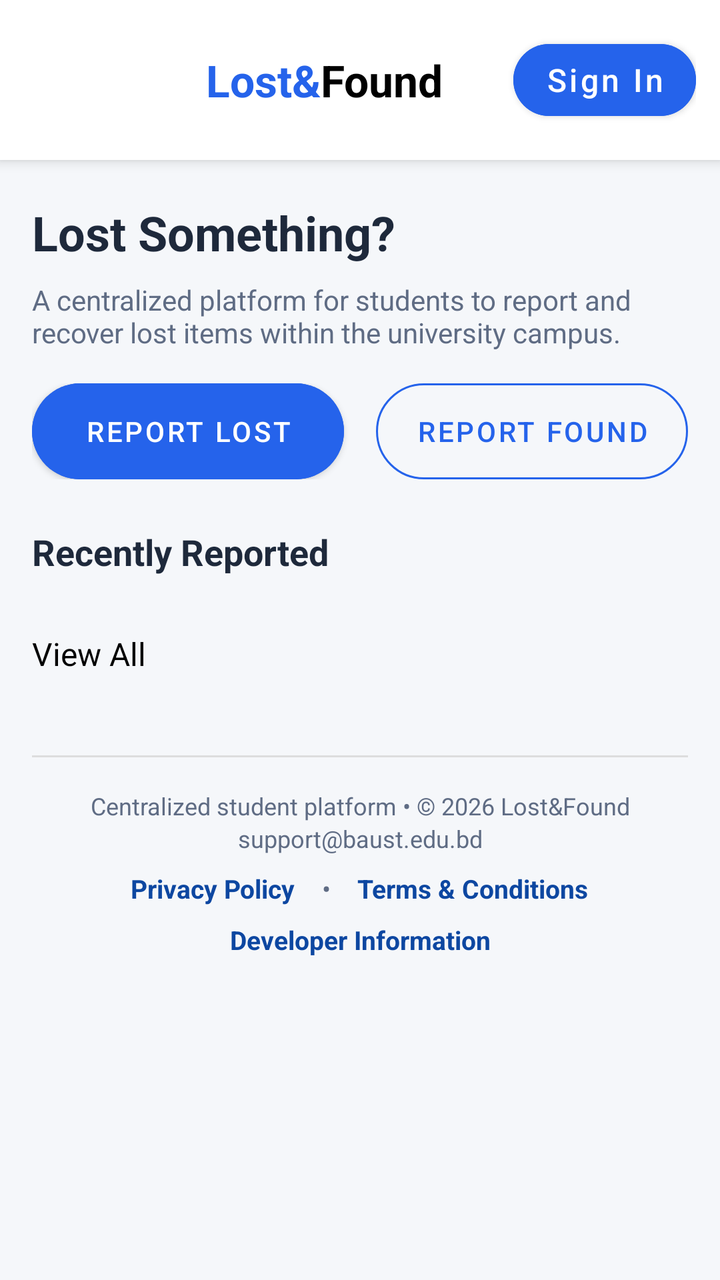
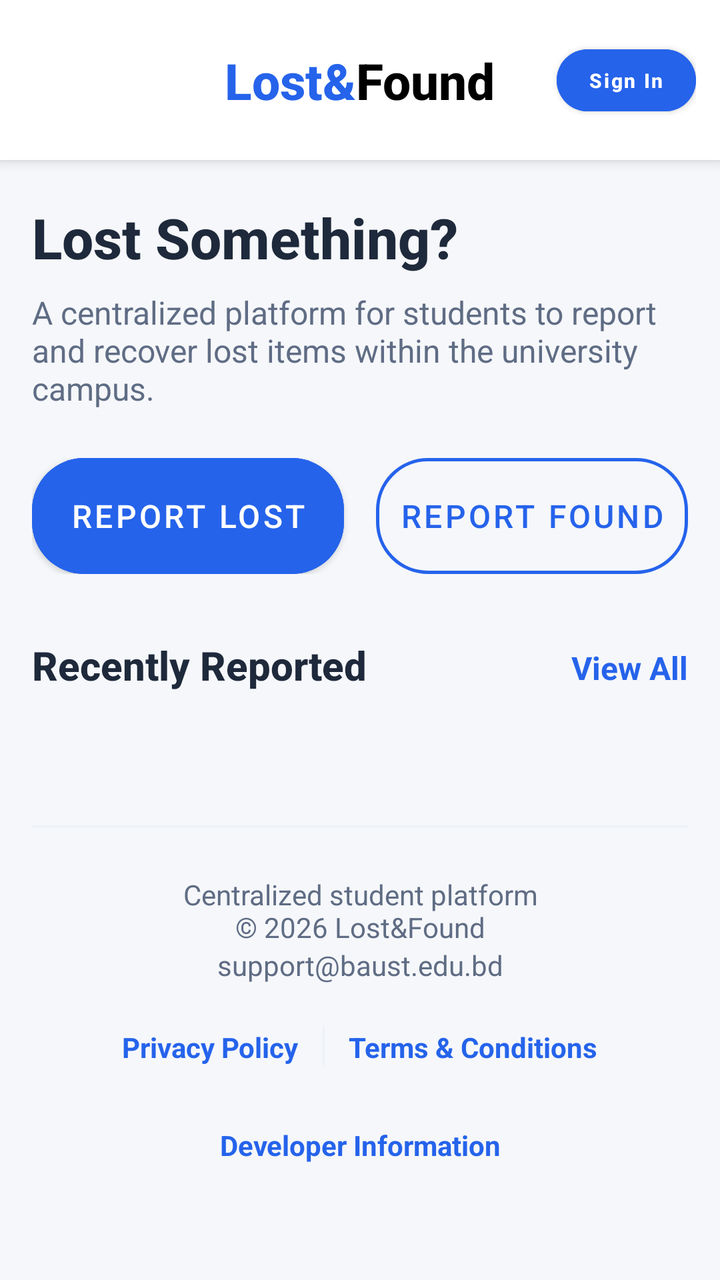

The first picture is an Android layout as it rendered before a commit; the second is the same layout after the commit. The layout source and the unified diff follow.
<!-- AndroidManifest.xml: application theme AppTheme -->
<!-- res/layout/activity_dashboard.xml -->
<?xml version="1.0" encoding="utf-8"?>
<androidx.core.widget.NestedScrollView xmlns:android="http://schemas.android.com/apk/res/android"
    xmlns:app="http://schemas.android.com/apk/res-auto"
    android:layout_width="match_parent"
    android:layout_height="match_parent"
    android:fillViewport="true"
    android:background="@color/light_gray_background"
    android:padding="0dp">

    <LinearLayout
        android:layout_width="match_parent"
        android:layout_height="wrap_content"
        android:orientation="vertical">

        <androidx.cardview.widget.CardView
            android:layout_width="match_parent"
            android:layout_height="wrap_content"
            android:layout_marginBottom="20dp"
            app:cardCornerRadius="0dp"
            app:cardElevation="4dp"
            app:cardBackgroundColor="@android:color/white">

            <androidx.constraintlayout.widget.ConstraintLayout
                android:layout_width="match_parent"
                android:layout_height="wrap_content"
                android:padding="12dp">

                <ImageView
                    android:id="@+id/ivLogo"
                    android:layout_width="56dp"
                    android:layout_height="56dp"
                    android:src="@drawable/logo"
                    android:contentDescription="@string/item_image_description"
                    app:layout_constraintStart_toStartOf="parent"
                    app:layout_constraintTop_toTopOf="parent"
                    app:layout_constraintBottom_toBottomOf="parent" />

                <LinearLayout
                    android:id="@+id/llTitle"
                    android:layout_width="wrap_content"
                    android:layout_height="wrap_content"
                    android:orientation="horizontal"
                    app:layout_constraintStart_toEndOf="@id/ivLogo"
                    app:layout_constraintEnd_toStartOf="@id/btnSignIn"
                    app:layout_constraintTop_toTopOf="parent"
                    app:layout_constraintBottom_toBottomOf="parent">

                    <TextView
                        android:id="@+id/tvLostPart"
                        android:layout_width="wrap_content"
                        android:layout_height="wrap_content"
                        android:text="@string/lost_part"
                        android:textSize="22sp"
                        android:textStyle="bold"
                        android:textColor="@color/vibrantBlue" />

                    <TextView
                        android:id="@+id/tvFoundPart"
                        android:layout_width="wrap_content"
                        android:layout_height="wrap_content"
                        android:text="@string/found_part"
                        android:textSize="22sp"
                        android:textStyle="bold"
                        android:textColor="@android:color/black" />
                </LinearLayout>

                <com.google.android.material.button.MaterialButton
                    android:id="@+id/btnSignIn"
                    android:layout_width="wrap_content"
                    android:layout_height="48dp"
                    android:text="@string/sign_in"
                    android:textAllCaps="false"
                    android:textColor="@android:color/white"
                    android:textSize="16sp"
                    android:minWidth="0dp"
                    app:cornerRadius="24dp"
                    android:backgroundTint="@color/vibrantBlue"
                    app:layout_constraintEnd_toEndOf="parent"
                    app:layout_constraintTop_toTopOf="parent"
                    app:layout_constraintBottom_toBottomOf="parent" />

            </androidx.constraintlayout.widget.ConstraintLayout>
        </androidx.cardview.widget.CardView>

        <LinearLayout
            android:layout_width="match_parent"
            android:layout_height="wrap_content"
            android:orientation="vertical"
            android:paddingHorizontal="16dp">

            <TextView
                android:layout_width="wrap_content"
                android:layout_height="wrap_content"
                android:text="@string/lost_something_heading"
                android:textSize="24sp"
                android:textStyle="bold"
                android:textColor="@color/text_primary"
                android:layout_marginBottom="8dp" />

            <TextView
                android:layout_width="wrap_content"
                android:layout_height="wrap_content"
                android:text="@string/description"
                android:textSize="14sp"
                android:textColor="@color/text_secondary"
                android:layout_marginBottom="16dp" />

            <LinearLayout
                android:layout_width="match_parent"
                android:layout_height="wrap_content"
                android:orientation="horizontal"
                android:layout_marginBottom="24dp"
                android:weightSum="2">

                <com.google.android.material.button.MaterialButton
                    android:id="@+id/btnReportLost"
                    android:layout_width="0dp"
                    android:layout_height="48dp"
                    android:layout_weight="1"
                    android:layout_marginEnd="8dp"
                    android:text="@string/report_lost"
                    android:textColor="@android:color/white"
                    app:cornerRadius="24dp"
                    android:backgroundTint="@color/vibrantBlue"
                    android:padding="0dp"
                    android:insetTop="0dp"
                    android:insetBottom="0dp" />

                <com.google.android.material.button.MaterialButton
                    android:id="@+id/btnReportFound"
                    style="@style/Widget.MaterialComponents.Button.OutlinedButton"
                    android:layout_width="0dp"
                    android:layout_height="48dp"
                    android:layout_weight="1"
                    android:layout_marginStart="8dp"
                    android:text="@string/report_found"
                    android:textColor="@color/vibrantBlue"
                    app:cornerRadius="24dp"
                    app:strokeColor="@color/vibrantBlue"
                    app:strokeWidth="1dp"
                    android:padding="0dp"
                    android:insetTop="0dp"
                    android:insetBottom="0dp" />
            </LinearLayout>

            <TextView
                android:layout_width="wrap_content"
                android:layout_height="wrap_content"
                android:text="@string/recent_title"
                android:textSize="18sp"
                android:textStyle="bold"
                android:textColor="@color/text_primary"
                android:layout_marginBottom="12dp" />

            <androidx.recyclerview.widget.RecyclerView
                android:id="@+id/recyclerViewRecent"
                android:layout_width="match_parent"
                android:layout_height="wrap_content"
                android:nestedScrollingEnabled="false"
                app:layoutManager="androidx.recyclerview.widget.LinearLayoutManager"
                android:layout_marginBottom="16dp" />

            <TextView
                android:id="@+id/tvBrowseAll"
                android:layout_width="wrap_content"
                android:layout_height="wrap_content"
                android:text="@string/browse_all"
                android:textColor="@android:color/black"
                android:textSize="16sp"
                android:layout_marginBottom="24dp" />

            <View
                android:layout_width="match_parent"
                android:layout_height="1dp"
                android:background="#DDDDDD"
                android:layout_marginTop="16dp"
                android:layout_marginBottom="16dp" />

            <TextView
                android:layout_width="match_parent"
                android:layout_height="wrap_content"
                android:text="@string/footer_row1"
                android:textSize="12sp"
                android:textColor="@color/text_secondary"
                android:gravity="center"
                android:textAlignment="center" />

            <TextView
                android:layout_width="match_parent"
                android:layout_height="wrap_content"
                android:text="@string/footer_row2"
                android:textSize="12sp"
                android:textColor="@color/text_secondary"
                android:gravity="center"
                android:textAlignment="center" />

            <Space
                android:layout_width="match_parent"
                android:layout_height="8dp" />

            <LinearLayout
                android:layout_width="match_parent"
                android:layout_height="wrap_content"
                android:orientation="horizontal"
                android:gravity="center">

                <TextView
                    android:layout_width="wrap_content"
                    android:layout_height="wrap_content"
                    android:text="@string/privacy_policy"
                    android:textSize="13sp"
                    android:textStyle="bold"
                    android:textColor="#0D47A1" />

                <TextView
                    android:layout_width="wrap_content"
                    android:layout_height="wrap_content"
                    android:text="    •    "
                    android:textSize="13sp"
                    android:textColor="@color/text_secondary" />

                <TextView
                    android:layout_width="wrap_content"
                    android:layout_height="wrap_content"
                    android:text="@string/terms_conditions"
                    android:textSize="13sp"
                    android:textStyle="bold"
                    android:textColor="#0D47A1" />

            </LinearLayout>

            <Space
                android:layout_width="match_parent"
                android:layout_height="8dp" />

            <TextView
                android:layout_width="match_parent"
                android:layout_height="wrap_content"
                android:text="@string/developer_info"
                android:textSize="13sp"
                android:textStyle="bold"
                android:textColor="#0D47A1"
                android:gravity="center"
                android:textAlignment="center"
                android:layout_marginBottom="24dp" />

        </LinearLayout>
    </LinearLayout>
</androidx.core.widget.NestedScrollView>
<!-- resources referenced by this layout -->
<resources>
  <color name="light_gray_background">#F5F7FA</color>
  <color name="text_primary">#1E293B</color>
  <color name="text_secondary">#5F6C84</color>
  <color name="vibrantBlue">#2563EB</color>
  <!-- drawable logo: png bitmap (drawable, 481339 bytes) -->
  <string name="browse_all">View All</string>
  <string name="description">A centralized platform for students to report and recover lost items within the university campus.</string>
  <string name="developer_info">Developer Information</string>
  <string name="footer_row1">Centralized student platform • © 2026 Lost&amp;Found</string>
  <string name="footer_row2">support@baust.edu.bd</string>
  <string name="found_part">Found</string>
  <string name="item_image_description">Item icon</string>
  <string name="lost_part">Lost&amp;</string>
  <string name="lost_something_heading">Lost Something?</string>
  <string name="privacy_policy">Privacy Policy</string>
  <string name="recent_title">Recently Reported</string>
  <string name="report_found">Report Found</string>
  <string name="report_lost">Report Lost</string>
  <string name="sign_in">Sign In</string>
  <string name="terms_conditions">Terms &amp; Conditions</string>
</resources>

<!-- the commit's change to res/layout/activity_dashboard.xml (unified diff, before → after) -->
@@ -12,7 +12,8 @@
         android:layout_height="wrap_content"
         android:orientation="vertical">
 
-        <androidx.cardview.widget.CardView
+        
+        <com.google.android.material.card.MaterialCardView
             android:layout_width="match_parent"
             android:layout_height="wrap_content"
             android:layout_marginBottom="20dp"
@@ -40,8 +41,8 @@
                     android:layout_width="wrap_content"
                     android:layout_height="wrap_content"
                     android:orientation="horizontal"
-                    app:layout_constraintStart_toEndOf="@id/ivLogo"
-                    app:layout_constraintEnd_toStartOf="@id/btnSignIn"
+                    app:layout_constraintStart_toStartOf="parent"
+                    app:layout_constraintEnd_toEndOf="parent"
                     app:layout_constraintTop_toTopOf="parent"
                     app:layout_constraintBottom_toBottomOf="parent">
 
@@ -50,28 +51,31 @@
                         android:layout_width="wrap_content"
                         android:layout_height="wrap_content"
                         android:text="@string/lost_part"
-                        android:textSize="22sp"
+                        android:textSize="25sp"
                         android:textStyle="bold"
-                        android:textColor="@color/vibrantBlue" />
+                        android:textColor="@color/vibrantBlue"
+                        android:fontFamily="sans-serif-medium"/>
 
                     <TextView
                         android:id="@+id/tvFoundPart"
                         android:layout_width="wrap_content"
                         android:layout_height="wrap_content"
                         android:text="@string/found_part"
-                        android:textSize="22sp"
+                        android:textSize="25sp"
                         android:textStyle="bold"
-                        android:textColor="@android:color/black" />
+                        android:textColor="@android:color/black"
+                        android:fontFamily="sans-serif-medium"/>
                 </LinearLayout>
 
                 <com.google.android.material.button.MaterialButton
                     android:id="@+id/btnSignIn"
                     android:layout_width="wrap_content"
-                    android:layout_height="48dp"
+                    android:layout_height="43dp"
                     android:text="@string/sign_in"
                     android:textAllCaps="false"
                     android:textColor="@android:color/white"
-                    android:textSize="16sp"
+                    android:textSize="10sp"
+                    android:textStyle="bold"
                     android:minWidth="0dp"
                     app:cornerRadius="24dp"
                     android:backgroundTint="@color/vibrantBlue"
@@ -80,47 +84,54 @@
                     app:layout_constraintBottom_toBottomOf="parent" />
 
             </androidx.constraintlayout.widget.ConstraintLayout>
-        </androidx.cardview.widget.CardView>
-
+        </com.google.android.material.card.MaterialCardView>
+
+        
         <LinearLayout
             android:layout_width="match_parent"
             android:layout_height="wrap_content"
             android:orientation="vertical"
-            android:paddingHorizontal="16dp">
-
+            android:paddingHorizontal="16dp"
+            android:paddingBottom="40dp">
+
+            
             <TextView
                 android:layout_width="wrap_content"
                 android:layout_height="wrap_content"
                 android:text="@string/lost_something_heading"
-                android:textSize="24sp"
+                android:textSize="28sp"
                 android:textStyle="bold"
                 android:textColor="@color/text_primary"
-                android:layout_marginBottom="8dp" />
+                android:layout_marginBottom="8dp"
+                android:fontFamily="sans-serif-medium"/>
 
             <TextView
                 android:layout_width="wrap_content"
                 android:layout_height="wrap_content"
                 android:text="@string/description"
-                android:textSize="14sp"
+                android:textSize="16sp"
                 android:textColor="@color/text_secondary"
-                android:layout_marginBottom="16dp" />
-
+                android:layout_marginBottom="24dp"
+                android:fontFamily="sans-serif"/>
+
+            
             <LinearLayout
                 android:layout_width="match_parent"
                 android:layout_height="wrap_content"
                 android:orientation="horizontal"
-                android:layout_marginBottom="24dp"
+                android:layout_marginBottom="32dp"
                 android:weightSum="2">
 
                 <com.google.android.material.button.MaterialButton
                     android:id="@+id/btnReportLost"
                     android:layout_width="0dp"
-                    android:layout_height="48dp"
+                    android:layout_height="58dp"
                     android:layout_weight="1"
                     android:layout_marginEnd="8dp"
                     android:text="@string/report_lost"
                     android:textColor="@android:color/white"
-                    app:cornerRadius="24dp"
+                    android:textSize="16sp"
+                    app:cornerRadius="26dp"
                     android:backgroundTint="@color/vibrantBlue"
                     android:padding="0dp"
                     android:insetTop="0dp"
@@ -130,119 +141,143 @@
                     android:id="@+id/btnReportFound"
                     style="@style/Widget.MaterialComponents.Button.OutlinedButton"
                     android:layout_width="0dp"
-                    android:layout_height="48dp"
+                    android:layout_height="58dp"
                     android:layout_weight="1"
                     android:layout_marginStart="8dp"
                     android:text="@string/report_found"
                     android:textColor="@color/vibrantBlue"
-                    app:cornerRadius="24dp"
+                    android:textSize="16sp"
+                    app:cornerRadius="26dp"
                     app:strokeColor="@color/vibrantBlue"
-                    app:strokeWidth="1dp"
+                    app:strokeWidth="1.5dp"
                     android:padding="0dp"
                     android:insetTop="0dp"
                     android:insetBottom="0dp" />
             </LinearLayout>
 
-            <TextView
-                android:layout_width="wrap_content"
-                android:layout_height="wrap_content"
-                android:text="@string/recent_title"
-                android:textSize="18sp"
-                android:textStyle="bold"
-                android:textColor="@color/text_primary"
-                android:layout_marginBottom="12dp" />
-
+            
+            <RelativeLayout
+                android:layout_width="match_parent"
+                android:layout_height="wrap_content"
+                android:layout_marginBottom="16dp">
+
+                <TextView
+                    android:id="@+id/tvRecentTitle"
+                    android:layout_width="wrap_content"
+                    android:layout_height="wrap_content"
+                    android:text="@string/recent_title"
+                    android:textSize="20sp"
+                    android:textStyle="bold"
+                    android:textColor="@color/text_primary"
+                    android:fontFamily="sans-serif-medium"
+                    android:layout_alignParentStart="true"/>
+
+                <TextView
+                    android:id="@+id/tvBrowseAll"
+                    android:layout_width="wrap_content"
+                    android:layout_height="wrap_content"
+                    android:text="@string/browse_all"
+                    android:textColor="@color/vibrantBlue"
+                    android:textSize="16sp"
+                    android:textStyle="bold"
+                    android:paddingVertical="4dp"
+                    android:background="?selectableItemBackground"
+                    android:clickable="true"
+                    android:focusable="true"
+                    android:layout_alignParentEnd="true"
+                    android:layout_centerVertical="true"/>
+            </RelativeLayout>
+
+            
             <androidx.recyclerview.widget.RecyclerView
                 android:id="@+id/recyclerViewRecent"
                 android:layout_width="match_parent"
                 android:layout_height="wrap_content"
                 android:nestedScrollingEnabled="false"
-                app:layoutManager="androidx.recyclerview.widget.LinearLayoutManager"
-                android:layout_marginBottom="16dp" />
-
-            <TextView
-                android:id="@+id/tvBrowseAll"
-                android:layout_width="wrap_content"
-                android:layout_height="wrap_content"
-                android:text="@string/browse_all"
-                android:textColor="@android:color/black"
-                android:textSize="16sp"
+                app:layoutManager="androidx.recyclerview.widget.GridLayoutManager"
+                app:spanCount="2"
                 android:layout_marginBottom="24dp" />
 
+            
             <View
                 android:layout_width="match_parent"
                 android:layout_height="1dp"
-                android:background="#DDDDDD"
-                android:layout_marginTop="16dp"
-                android:layout_marginBottom="16dp" />
-
+                android:background="@color/dividerColor"
+                android:layout_marginVertical="24dp" />
+
+            
             <TextView
                 android:layout_width="match_parent"
                 android:layout_height="wrap_content"
                 android:text="@string/footer_row1"
-                android:textSize="12sp"
+                android:textSize="14sp"
                 android:textColor="@color/text_secondary"
                 android:gravity="center"
-                android:textAlignment="center" />
+                android:fontFamily="sans-serif"/>
 
             <TextView
                 android:layout_width="match_parent"
                 android:layout_height="wrap_content"
                 android:text="@string/footer_row2"
-                android:textSize="12sp"
+                android:textSize="14sp"
                 android:textColor="@color/text_secondary"
                 android:gravity="center"
-                android:textAlignment="center" />
-
-            <Space
-                android:layout_width="match_parent"
-                android:layout_height="8dp" />
+                android:layout_marginBottom="16dp"
+                android:fontFamily="sans-serif"/>
 
             <LinearLayout
                 android:layout_width="match_parent"
                 android:layout_height="wrap_content"
                 android:orientation="horizontal"
-                android:gravity="center">
+                android:gravity="center"
+                android:layout_marginBottom="16dp">
 
                 <TextView
                     android:layout_width="wrap_content"
                     android:layout_height="wrap_content"
                     android:text="@string/privacy_policy"
-                    android:textSize="13sp"
-                    android:textStyle="bold"
-                    android:textColor="#0D47A1" />
-
-                <TextView
-                    android:layout_width="wrap_content"
-                    android:layout_height="wrap_content"
-                    android:text="    •    "
-                    android:textSize="13sp"
-                    android:textColor="@color/text_secondary" />
+                    android:textSize="14sp"
+                    android:textStyle="bold"
+                    android:textColor="@color/vibrantBlue"
+                    android:paddingHorizontal="12dp"
+                    android:paddingVertical="6dp"
+                    android:background="?selectableItemBackground"
+                    android:clickable="true"
+                    android:focusable="true"/>
+
+                <View
+                    android:layout_width="1dp"
+                    android:layout_height="20dp"
+                    android:background="@color/dividerColor"/>
 
                 <TextView
                     android:layout_width="wrap_content"
                     android:layout_height="wrap_content"
                     android:text="@string/terms_conditions"
-                    android:textSize="13sp"
-                    android:textStyle="bold"
-                    android:textColor="#0D47A1" />
-
+                    android:textSize="14sp"
+                    android:textStyle="bold"
+                    android:textColor="@color/vibrantBlue"
+                    android:paddingHorizontal="12dp"
+                    android:paddingVertical="6dp"
+                    android:background="?selectableItemBackground"
+                    android:clickable="true"
+                    android:focusable="true"/>
             </LinearLayout>
 
-            <Space
-                android:layout_width="match_parent"
-                android:layout_height="8dp" />
-
-            <TextView
+            <TextView
+                android:id="@+id/tvDeveloperInfo"
                 android:layout_width="match_parent"
                 android:layout_height="wrap_content"
                 android:text="@string/developer_info"
-                android:textSize="13sp"
+                android:textSize="14sp"
                 android:textStyle="bold"
-                android:textColor="#0D47A1"
-                android:gravity="center"
-                android:textAlignment="center"
-                android:layout_marginBottom="24dp" />
+                android:textColor="@color/vibrantBlue"
+                android:gravity="center"
+                android:layout_marginBottom="32dp"
+                android:background="?selectableItemBackground"
+                android:clickable="true"
+                android:focusable="true"
+                android:paddingVertical="8dp"/>
 
         </LinearLayout>
     </LinearLayout>
<!-- resource entries referenced after the edit -->
@@ -1,5 +1,6 @@
 <!-- resources referenced by this layout -->
 <resources>
+  <color name="dividerColor">#EDF2F7</color>
   <color name="light_gray_background">#F5F7FA</color>
   <color name="text_primary">#1E293B</color>
   <color name="text_secondary">#5F6C84</color>
@@ -8,7 +9,7 @@
   <string name="browse_all">View All</string>
   <string name="description">A centralized platform for students to report and recover lost items within the university campus.</string>
   <string name="developer_info">Developer Information</string>
-  <string name="footer_row1">Centralized student platform • © 2026 Lost&amp;Found</string>
+  <string name="footer_row1">Centralized student platform\n© 2026 Lost&amp;Found</string>
   <string name="footer_row2">support@baust.edu.bd</string>
   <string name="found_part">Found</string>
   <string name="item_image_description">Item icon</string>
@@ -20,5 +21,35 @@
   <string name="report_lost">Report Lost</string>
   <string name="sign_in">Sign In</string>
   <string name="terms_conditions">Terms &amp; Conditions</string>
+  <style name="AppTheme" parent="Theme.MaterialComponents.Light.NoActionBar">
+          
+          <item name="colorPrimary">@color/darkBlue</item>
+          <item name="colorPrimaryDark">@color/darkBlue</item>
+          <item name="colorAccent">@color/vibrantBlue</item>
+  
+          
+          <item name="android:windowBackground">@color/white</item>
+          <item name="android:colorBackground">@color/white</item>
+  
+          
+          <item name="android:textColorPrimary">@color/black</item>
+          <item name="android:textColorSecondary">@color/gray</item>
+          <item name="android:textColorHint">@color/gray</item>
+  
+          
+          <item name="materialButtonStyle">@style/Widget.MaterialComponents.Button</item>
+  
+          
+          <item name="editTextStyle">@style/CustomEditText</item>
+      </style>
+  <color name="darkBlue">#1E40AF</color>
+  <color name="white">#FFFFFFFF</color>
+  <color name="black">#FF000000</color>
+  <color name="gray">#FF888888</color>
+  <style name="CustomEditText" parent="Widget.AppCompat.EditText">
+          <item name="colorControlNormal">@color/gray</item>
+          <item name="colorControlActivated">@color/vibrantBlue</item>
+          <item name="colorControlHighlight">@color/vibrantBlue</item>
+      </style>
 </resources>
 
